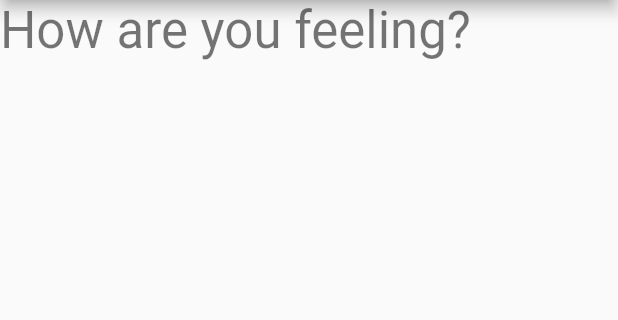
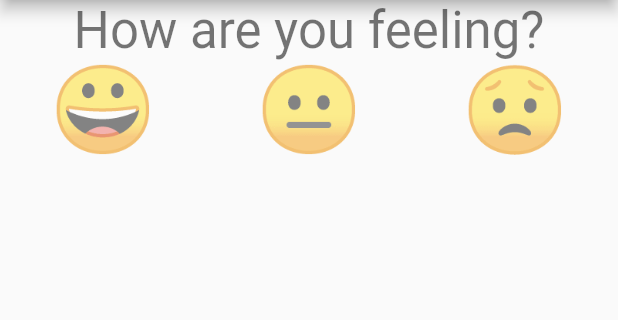
Before and after one commit to bizz84/mood_tracker_flutter, a Flutter app: the screen it shows after launch, on a phone screen of 412 x 824 dp, the part 84-404 px from its top. Run offline on Flutter 3.47's test engine with Material 2 defaults, Android fonts, the phone set to English and light mode, and no system bars; our stand-ins replace cloud_firestore, firebase_core, flutter_riverpod; missing offline and left inert: cloud_firestore_web, firebase_core_web; accounts and stored records are empty.

Commit message:
Update buttons

```diff
--- a/lib/main.dart
+++ b/lib/main.dart
@@ -38,6 +38,7 @@ class MoodTrackerPage extends StatelessWidget {
           children: [
             Text('How are you feeling?',
                 style: Theme.of(context).textTheme.headline4),
+            MoodTrackerWidget(),
           ],
         ));
   }
@@ -71,11 +72,11 @@ class MoodEmojiButton extends ConsumerWidget {
 
   @override
   Widget build(BuildContext context, WidgetRef ref) {
-    return IconButton(
-      onPressed: () => ref.read(databaseProvider).addMood(emoji),
-      icon: Text(
+    return InkWell(
+      onTap: () => ref.read(databaseProvider).addMood(emoji),
+      child: Text(
         emoji,
-        style: Theme.of(context).textTheme.headline1,
+        style: Theme.of(context).textTheme.headline2,
       ),
     );
   }
```
